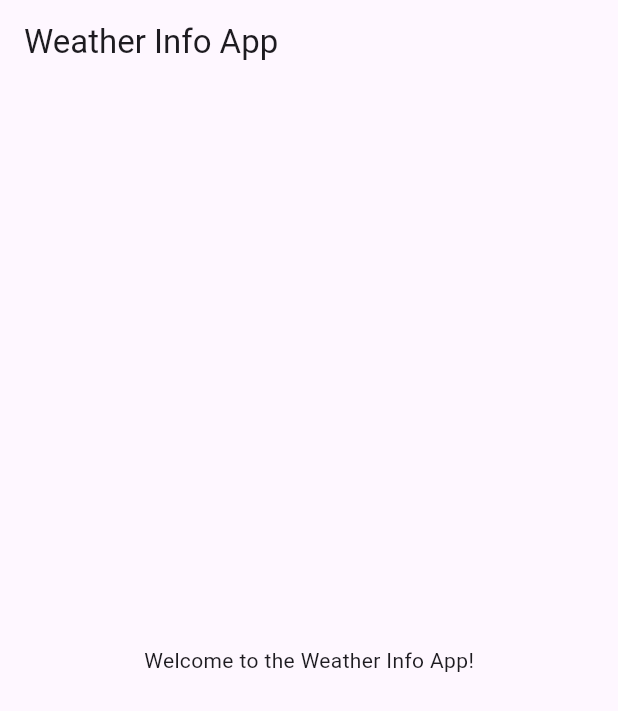
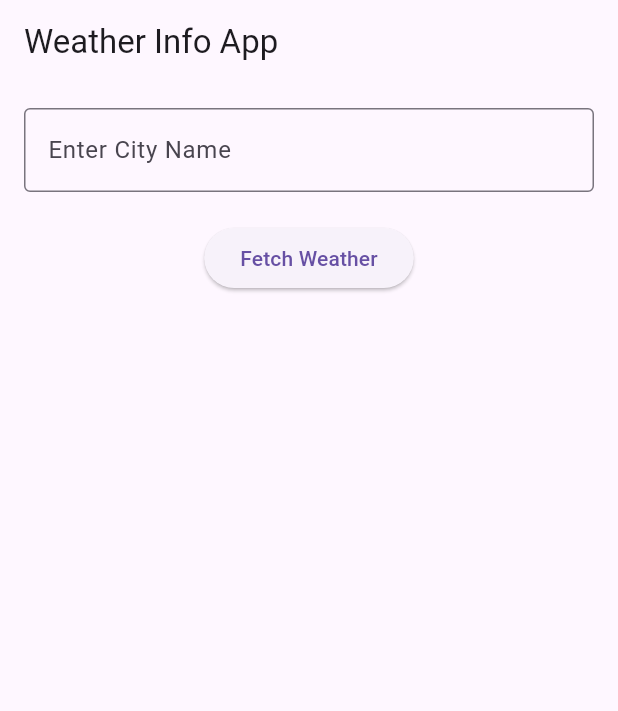
Before and after one commit to nuhs101/weather_info_app, a Flutter app: the screen it shows after launch, on a phone screen of 412 x 824 dp. Shown: the top 711 px of the screen. Run offline on Flutter 3.47's test engine with Material 3 defaults, Android fonts, the phone set to English and light mode, and no system bars.

Commit message:
Basic UI with input field and button

```diff
--- a/lib/main.dart
+++ b/lib/main.dart
@@ -23,14 +23,34 @@ class WeatherHomePage extends StatefulWidget {
 }
 
 class _WeatherHomePageState extends State<WeatherHomePage> {
+  final _cityController = TextEditingController();
+
   @override
   Widget build(BuildContext context) {
     return Scaffold(
       appBar: AppBar(
         title: Text('Weather Info App'),
       ),
-      body: Center(
-        child: Text('Welcome to the Weather Info App!'),
+      body: Padding(
+        padding: const EdgeInsets.all(16.0),
+        child: Column(
+          children: [
+            TextField(
+              controller: _cityController,
+              decoration: InputDecoration(
+                labelText: 'Enter City Name',
+                border: OutlineInputBorder(),
+              ),
+            ),
+            SizedBox(height: 20),
+            ElevatedButton(
+              onPressed: () {
+                // Fetch weather logic will be added in the next commit
+              },
+              child: Text('Fetch Weather'),
+            ),
+          ],
+        ),
       ),
     );
   }
```
